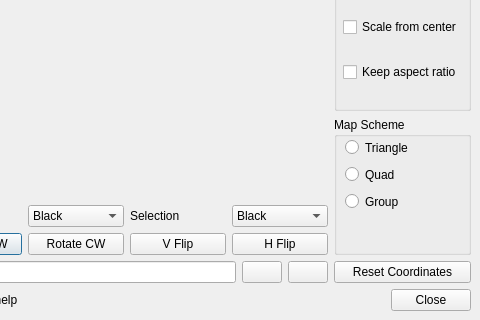
The window that src/qtui/texturecoord.ui (zturtleman/mm3d) describes before a commit, drawn with Qt 5; both pictures show x 83 to 563 and y 181 to 501 of the 563 by 501 pixel window.
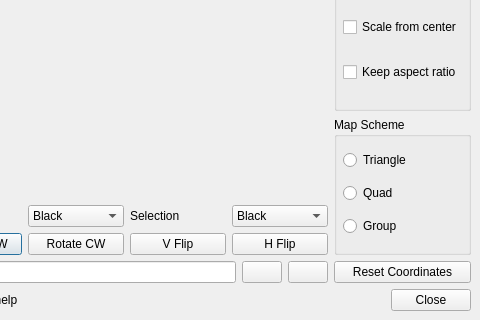
The same window after the commit. Icons and pictures are not drawn. Custom widgets are drawn as their Qt base class.

Commit message: Fix Map Group layout in Texture Coords Window

The edit to the form file:
```diff
--- a/src/qtui/texturecoord.ui
+++ b/src/qtui/texturecoord.ui
@@ -416,45 +416,44 @@
          <property name="title">
           <string>Map Scheme</string>
          </property>
+         <layout class="QVBoxLayout">
+          <property name="spacing">
+           <number>6</number>
+          </property>
+          <property name="leftMargin">
+           <number>6</number>
+          </property>
+          <property name="topMargin">
+           <number>6</number>
+          </property>
+          <property name="rightMargin">
+           <number>6</number>
+          </property>
+          <property name="bottomMargin">
+           <number>6</number>
+          </property>
+          <item>
          <widget class="QRadioButton" name="m_triangleButton">
-          <property name="geometry">
-           <rect>
-            <x>11</x>
-            <y>20</y>
-            <width>91</width>
-            <height>21</height>
-           </rect>
-          </property>
           <property name="text">
            <string>Triangle</string>
           </property>
          </widget>
+          </item>
+          <item>
          <widget class="QRadioButton" name="m_quadButton">
-          <property name="geometry">
-           <rect>
-            <x>11</x>
-            <y>47</y>
-            <width>91</width>
-            <height>21</height>
-           </rect>
-          </property>
           <property name="text">
            <string>Quad</string>
           </property>
          </widget>
+          </item>
+          <item>
          <widget class="QRadioButton" name="m_groupButton">
-          <property name="geometry">
-           <rect>
-            <x>11</x>
-            <y>74</y>
-            <width>91</width>
-            <height>21</height>
-           </rect>
-          </property>
           <property name="text">
            <string>Group</string>
           </property>
          </widget>
+          </item>
+         </layout>
         </widget>
        </item>
        <item>
```
Lines whose indentation alone changed are shown as unchanged.
